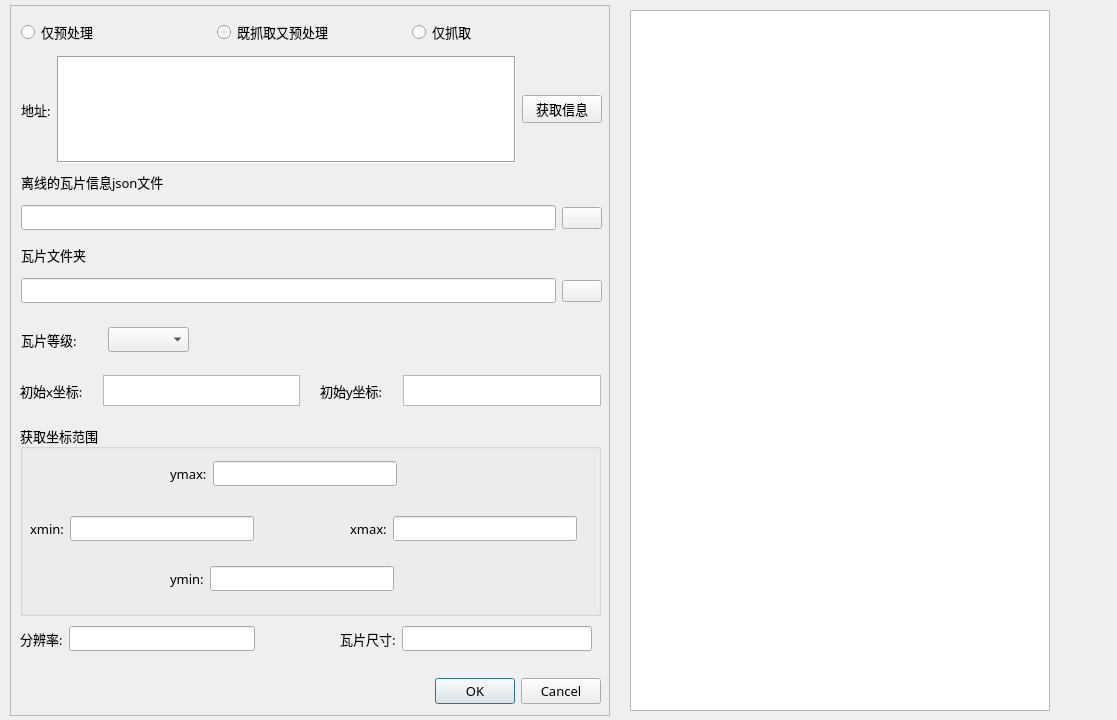
The window that frmUI.ui (zou-mono/oneTools) describes before a commit, drawn with Qt 5.
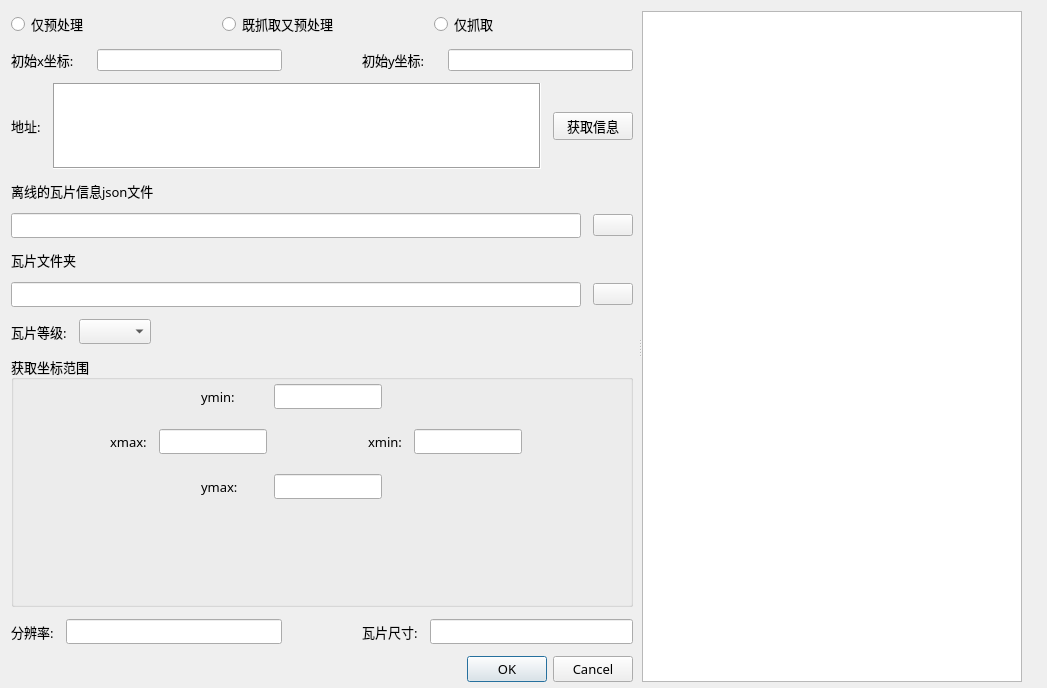
The same window after the commit. Icons and pictures are not drawn. Custom widgets are drawn as their Qt base class.

Commit message: move the most of design work to Qt Designer.

What changed in the file:
```diff
--- a/frmUI.ui
+++ b/frmUI.ui
@@ -9,12 +9,12 @@
    <rect>
     <x>0</x>
     <y>0</y>
-    <width>1117</width>
-    <height>720</height>
+    <width>1047</width>
+    <height>688</height>
    </rect>
   </property>
   <property name="sizePolicy">
-   <sizepolicy hsizetype="Expanding" vsizetype="Expanding">
+   <sizepolicy hsizetype="Preferred" vsizetype="Expanding">
     <horstretch>0</horstretch>
     <verstretch>0</verstretch>
    </sizepolicy>
@@ -22,289 +22,36 @@
   <property name="windowTitle">
    <string>抓取影像数据</string>
   </property>
-  <widget class="QFrame" name="frame">
+  <widget class="CollapsibleSplitter" name="splitter">
    <property name="geometry">
     <rect>
-     <x>10</x>
-     <y>5</y>
-     <width>600</width>
-     <height>711</height>
+     <x>11</x>
+     <y>11</y>
+     <width>1011</width>
+     <height>671</height>
     </rect>
    </property>
+   <property name="orientation">
+    <enum>Qt::Horizontal</enum>
+   </property>
+   <widget class="QWidget" name="mainDlg" native="true">
    <property name="sizePolicy">
-    <sizepolicy hsizetype="Preferred" vsizetype="Fixed">
+     <sizepolicy hsizetype="Expanding" vsizetype="Expanding">
      <horstretch>0</horstretch>
      <verstretch>0</verstretch>
     </sizepolicy>
    </property>
-   <property name="frameShape">
-    <enum>QFrame::StyledPanel</enum>
-   </property>
-   <property name="frameShadow">
-    <enum>QFrame::Raised</enum>
-   </property>
-   <widget class="QGroupBox" name="groupBox">
-    <property name="geometry">
-     <rect>
-      <x>10</x>
-      <y>420</y>
-      <width>581</width>
-      <height>191</height>
-     </rect>
-    </property>
-    <property name="font">
-     <font>
-      <family>微软雅黑</family>
-      <pointsize>10</pointsize>
-     </font>
-    </property>
-    <property name="title">
-     <string>获取坐标范围</string>
-    </property>
-    <widget class="QWidget" name="layoutWidget">
-     <property name="geometry">
-      <rect>
-       <x>150</x>
-       <y>35</y>
-       <width>227</width>
-       <height>28</height>
-      </rect>
-     </property>
-     <layout class="QHBoxLayout" name="horizontalLayout_8">
+    <layout class="QVBoxLayout" name="verticalLayout">
       <item>
-       <widget class="QLabel" name="label_6">
-        <property name="font">
-         <font>
-          <family>微软雅黑</family>
-          <pointsize>10</pointsize>
-         </font>
-        </property>
-        <property name="text">
-         <string>ymax:</string>
-        </property>
-       </widget>
-      </item>
+      <layout class="QVBoxLayout" name="verticalLayout_3">
+       <property name="spacing">
+        <number>12</number>
+       </property>
+       <property name="rightMargin">
+        <number>5</number>
+       </property>
       <item>
-       <widget class="QLineEdit" name="txt_ymax">
-        <property name="font">
-         <font>
-          <family>微软雅黑</family>
-          <pointsize>9</pointsize>
-         </font>
-        </property>
-        <property name="readOnly">
-         <bool>false</bool>
-        </property>
-       </widget>
-      </item>
-     </layout>
-    </widget>
-    <widget class="QWidget" name="layoutWidget">
-     <property name="geometry">
-      <rect>
-       <x>150</x>
-       <y>140</y>
-       <width>224</width>
-       <height>28</height>
-      </rect>
-     </property>
-     <layout class="QHBoxLayout" name="horizontalLayout_11">
-      <item>
-       <widget class="QLabel" name="label_7">
-        <property name="font">
-         <font>
-          <family>微软雅黑</family>
-          <pointsize>10</pointsize>
-         </font>
-        </property>
-        <property name="text">
-         <string>ymin:</string>
-        </property>
-       </widget>
-      </item>
-      <item>
-       <widget class="QLineEdit" name="txt_ymin">
-        <property name="font">
-         <font>
-          <family>微软雅黑</family>
-          <pointsize>9</pointsize>
-         </font>
-        </property>
-       </widget>
-      </item>
-     </layout>
-    </widget>
-    <widget class="QWidget" name="layoutWidget">
-     <property name="geometry">
-      <rect>
-       <x>10</x>
-       <y>90</y>
-       <width>224</width>
-       <height>28</height>
-      </rect>
-     </property>
-     <layout class="QHBoxLayout" name="horizontalLayout_9">
-      <item>
-       <widget class="QLabel" name="label_4">
-        <property name="font">
-         <font>
-          <family>微软雅黑</family>
-          <pointsize>10</pointsize>
-         </font>
-        </property>
-        <property name="text">
-         <string>xmin:</string>
-        </property>
-       </widget>
-      </item>
-      <item>
-       <widget class="QLineEdit" name="txt_xmin">
-        <property name="font">
-         <font>
-          <family>微软雅黑</family>
-          <pointsize>9</pointsize>
-         </font>
-        </property>
-       </widget>
-      </item>
-     </layout>
-    </widget>
-    <widget class="QWidget" name="layoutWidget">
-     <property name="geometry">
-      <rect>
-       <x>330</x>
-       <y>90</y>
-       <width>227</width>
-       <height>28</height>
-      </rect>
-     </property>
-     <layout class="QHBoxLayout" name="horizontalLayout_10">
-      <item>
-       <widget class="QLabel" name="label_5">
-        <property name="font">
-         <font>
-          <family>微软雅黑</family>
-          <pointsize>10</pointsize>
-         </font>
-        </property>
-        <property name="text">
-         <string>xmax:</string>
-        </property>
-       </widget>
-      </item>
-      <item>
-       <widget class="QLineEdit" name="txt_xmax">
-        <property name="font">
-         <font>
-          <family>微软雅黑</family>
-          <pointsize>9</pointsize>
-         </font>
-        </property>
-       </widget>
-      </item>
-     </layout>
-    </widget>
-   </widget>
-   <widget class="QDialogButtonBox" name="buttonBox">
-    <property name="geometry">
-     <rect>
-      <x>250</x>
-      <y>670</y>
-      <width>341</width>
-      <height>32</height>
-     </rect>
-    </property>
-    <property name="font">
-     <font>
-      <family>微软雅黑</family>
-      <pointsize>10</pointsize>
-     </font>
-    </property>
-    <property name="orientation">
-     <enum>Qt::Horizontal</enum>
-    </property>
-    <property name="standardButtons">
-     <set>QDialogButtonBox::Cancel|QDialogButtonBox::Ok</set>
-    </property>
-   </widget>
-   <widget class="QWidget" name="layoutWidget">
-    <property name="geometry">
-     <rect>
-      <x>10</x>
-      <y>620</y>
-      <width>235</width>
-      <height>28</height>
-     </rect>
-    </property>
-    <layout class="QHBoxLayout" name="horizontalLayout_12">
-     <item>
-      <widget class="QLabel" name="label_8">
-       <property name="font">
-        <font>
-         <family>微软雅黑</family>
-         <pointsize>10</pointsize>
-        </font>
-       </property>
-       <property name="text">
-        <string>分辨率:</string>
-       </property>
-      </widget>
-     </item>
-     <item>
-      <widget class="QLineEdit" name="txt_resolution">
-       <property name="font">
-        <font>
-         <family>微软雅黑</family>
-        </font>
-       </property>
-      </widget>
-     </item>
-    </layout>
-   </widget>
-   <widget class="QWidget" name="layoutWidget">
-    <property name="geometry">
-     <rect>
-      <x>330</x>
-      <y>620</y>
-      <width>252</width>
-      <height>28</height>
-     </rect>
-    </property>
-    <layout class="QHBoxLayout" name="horizontalLayout_13">
-     <item>
-      <widget class="QLabel" name="label_9">
-       <property name="font">
-        <font>
-         <family>微软雅黑</family>
-         <pointsize>10</pointsize>
-        </font>
-       </property>
-       <property name="text">
-        <string>瓦片尺寸:</string>
-       </property>
-      </widget>
-     </item>
-     <item>
-      <widget class="QLineEdit" name="txt_tilesize">
-       <property name="font">
-        <font>
-         <family>微软雅黑</family>
-        </font>
-       </property>
-      </widget>
-     </item>
-    </layout>
-   </widget>
-   <widget class="QWidget" name="layoutWidget">
-    <property name="geometry">
-     <rect>
-      <x>11</x>
-      <y>13</y>
-      <width>581</width>
-      <height>29</height>
-     </rect>
-    </property>
-    <layout class="QHBoxLayout" name="horizontalLayout">
+        <layout class="QHBoxLayout" name="horizontalLayout_6">
      <item>
       <widget class="QRadioButton" name="rbtn_onlyHandle">
        <property name="font">
@@ -345,16 +92,13 @@
       </widget>
      </item>
     </layout>
-   </widget>
-   <widget class="QLabel" name="label_11">
-    <property name="geometry">
-     <rect>
-      <x>11</x>
-      <y>165</y>
-      <width>187</width>
-      <height>23</height>
-     </rect>
-    </property>
+       </item>
+       <item>
+        <layout class="QHBoxLayout" name="horizontalLayout_18" stretch="4,1,4">
+         <item>
+          <layout class="QHBoxLayout" name="horizontalLayout_20" stretch="2,5">
+           <item>
+            <widget class="QLabel" name="label_19">
     <property name="font">
      <font>
       <family>微软雅黑</family>
@@ -362,118 +106,60 @@
      </font>
     </property>
     <property name="text">
-     <string>离线的瓦片信息json文件</string>
-    </property>
-   </widget>
-   <widget class="QLabel" name="label_12">
-    <property name="geometry">
-     <rect>
-      <x>11</x>
-      <y>238</y>
-      <width>85</width>
-      <height>23</height>
-     </rect>
-    </property>
-    <property name="font">
-     <font>
-      <family>微软雅黑</family>
-      <pointsize>10</pointsize>
-     </font>
-    </property>
-    <property name="text">
-     <string>瓦片文件夹</string>
-    </property>
-   </widget>
-   <widget class="QWidget" name="layoutWidget">
-    <property name="geometry">
-     <rect>
-      <x>11</x>
-      <y>195</y>
-      <width>581</width>
-      <height>36</height>
-     </rect>
-    </property>
-    <layout class="QHBoxLayout" name="horizontalLayout_2">
+              <string>初始x坐标:</string>
+             </property>
+            </widget>
+           </item>
      <item>
-      <widget class="QLineEdit" name="txt_infoPath">
-       <property name="font">
-        <font>
-         <family>微软雅黑</family>
-         <pointsize>9</pointsize>
-        </font>
-       </property>
-      </widget>
-     </item>
+            <widget class="QLineEdit" name="txt_originX"/>
+           </item>
+          </layout>
+         </item>
      <item>
-      <widget class="QPushButton" name="btn_infoDialog">
-       <property name="text">
-        <string/>
-       </property>
-       <property name="icon">
-        <iconset resource="../icons.qrc">
-         <normaloff>:/icons/icons/openDialog.png</normaloff>:/icons/icons/openDialog.png</iconset>
-       </property>
-       <property name="iconSize">
+          <spacer name="horizontalSpacer_3">
+           <property name="orientation">
+            <enum>Qt::Horizontal</enum>
+           </property>
+           <property name="sizeHint" stdset="0">
         <size>
-         <width>25</width>
-         <height>25</height>
-        </size>
-       </property>
-      </widget>
-     </item>
-    </layout>
-   </widget>
-   <widget class="QWidget" name="layoutWidget">
-    <property name="geometry">
-     <rect>
-      <x>11</x>
-      <y>268</y>
-      <width>581</width>
-      <height>36</height>
-     </rect>
-    </property>
-    <layout class="QHBoxLayout" name="horizontalLayout_4">
+             <width>40</width>
+             <height>20</height>
+            </size>
+           </property>
+          </spacer>
+         </item>
      <item>
-      <widget class="QLineEdit" name="txt_imageFolderPath">
+          <layout class="QHBoxLayout" name="horizontalLayout_24" stretch="2,5">
+           <item>
+            <widget class="QLabel" name="label_20">
+             <property name="sizePolicy">
+              <sizepolicy hsizetype="Preferred" vsizetype="Fixed">
+               <horstretch>0</horstretch>
+               <verstretch>0</verstretch>
+              </sizepolicy>
+             </property>
        <property name="font">
         <font>
          <family>微软雅黑</family>
-         <pointsize>9</pointsize>
-        </font>
-       </property>
-      </widget>
-     </item>
-     <item>
-      <widget class="QPushButton" name="btn_tilesDialog">
+               <pointsize>10</pointsize>
+              </font>
+             </property>
        <property name="text">
-        <string/>
-       </property>
-       <property name="icon">
-        <iconset resource="../icons.qrc">
-         <normaloff>:/icons/icons/openDialog.png</normaloff>:/icons/icons/openDialog.png</iconset>
-       </property>
-       <property name="iconSize">
-        <size>
-         <width>25</width>
-         <height>25</height>
-        </size>
-       </property>
-      </widget>
-     </item>
-    </layout>
-   </widget>
-   <widget class="QWidget" name="layoutWidget">
-    <property name="geometry">
-     <rect>
-      <x>11</x>
-      <y>51</y>
-      <width>581</width>
-      <height>107</height>
-     </rect>
-    </property>
-    <layout class="QHBoxLayout" name="horizontalLayout_3">
+              <string>初始y坐标:</string>
+             </property>
+            </widget>
+           </item>
+           <item>
+            <widget class="QLineEdit" name="txt_originY"/>
+           </item>
+          </layout>
+         </item>
+        </layout>
+       </item>
      <item>
-      <widget class="QLabel" name="label">
+        <layout class="QHBoxLayout" name="horizontalLayout_7">
+         <item>
+          <widget class="QLabel" name="label_2">
        <property name="font">
         <font>
          <family>微软雅黑</family>
@@ -487,6 +173,12 @@
      </item>
      <item>
       <widget class="QTextEdit" name="txt_address">
+           <property name="sizePolicy">
+            <sizepolicy hsizetype="Expanding" vsizetype="Fixed">
+             <horstretch>0</horstretch>
+             <verstretch>0</verstretch>
+            </sizepolicy>
+           </property>
        <property name="font">
         <font>
          <family>微软雅黑</family>
@@ -517,19 +209,107 @@
       </widget>
      </item>
     </layout>
-   </widget>
-   <widget class="QWidget" name="layoutWidget">
-    <property name="geometry">
-     <rect>
-      <x>11</x>
-      <y>321</y>
-      <width>168</width>
-      <height>28</height>
-     </rect>
-    </property>
-    <layout class="QHBoxLayout" name="horizontalLayout_5">
+       </item>
+       <item>
+        <layout class="QVBoxLayout" name="verticalLayout_7">
+         <item>
+          <widget class="QLabel" name="label_21">
+           <property name="font">
+            <font>
+             <family>微软雅黑</family>
+             <pointsize>10</pointsize>
+            </font>
+           </property>
+           <property name="text">
+            <string>离线的瓦片信息json文件</string>
+           </property>
+          </widget>
+         </item>
+         <item>
+          <layout class="QHBoxLayout" name="horizontalLayout_8">
+           <item>
+            <widget class="QLineEdit" name="txt_infoPath">
+             <property name="font">
+              <font>
+               <family>微软雅黑</family>
+               <pointsize>9</pointsize>
+              </font>
+             </property>
+            </widget>
+           </item>
      <item>
-      <widget class="QLabel" name="label_10">
+            <widget class="QPushButton" name="btn_infoDialog">
+             <property name="text">
+              <string/>
+             </property>
+             <property name="icon">
+              <iconset resource="../icons.qrc">
+               <normaloff>:/icons/icons/openDialog.png</normaloff>:/icons/icons/openDialog.png</iconset>
+             </property>
+             <property name="iconSize">
+              <size>
+               <width>25</width>
+               <height>25</height>
+              </size>
+             </property>
+            </widget>
+           </item>
+          </layout>
+         </item>
+        </layout>
+       </item>
+       <item>
+        <layout class="QVBoxLayout" name="verticalLayout_8">
+         <item>
+          <widget class="QLabel" name="label_22">
+           <property name="font">
+            <font>
+             <family>微软雅黑</family>
+             <pointsize>10</pointsize>
+            </font>
+           </property>
+           <property name="text">
+            <string>瓦片文件夹</string>
+           </property>
+          </widget>
+         </item>
+         <item>
+          <layout class="QHBoxLayout" name="horizontalLayout_9">
+           <item>
+            <widget class="QLineEdit" name="txt_imageFolderPath">
+             <property name="font">
+              <font>
+               <family>微软雅黑</family>
+               <pointsize>9</pointsize>
+              </font>
+             </property>
+            </widget>
+           </item>
+           <item>
+            <widget class="QPushButton" name="btn_tilesDialog">
+             <property name="text">
+              <string/>
+             </property>
+             <property name="icon">
+              <iconset resource="../icons.qrc">
+               <normaloff>:/icons/icons/openDialog.png</normaloff>:/icons/icons/openDialog.png</iconset>
+             </property>
+             <property name="iconSize">
+              <size>
+               <width>25</width>
+               <height>25</height>
+              </size>
+             </property>
+            </widget>
+           </item>
+          </layout>
+         </item>
+        </layout>
+       </item>
+       <item>
+        <layout class="QHBoxLayout" name="horizontalLayout_10">
+         <item>
+          <widget class="QLabel" name="label_23">
        <property name="font">
         <font>
          <family>微软雅黑</family>
@@ -543,6 +323,12 @@
      </item>
      <item>
       <widget class="QComboBox" name="cmb_level">
+           <property name="sizePolicy">
+            <sizepolicy hsizetype="Preferred" vsizetype="Fixed">
+             <horstretch>0</horstretch>
+             <verstretch>0</verstretch>
+            </sizepolicy>
+           </property>
        <property name="font">
         <font>
          <family>微软雅黑</family>
@@ -550,25 +336,79 @@
        </property>
       </widget>
      </item>
-    </layout>
-   </widget>
+         <item>
+          <spacer name="horizontalSpacer_14">
+           <property name="orientation">
+            <enum>Qt::Horizontal</enum>
+           </property>
+           <property name="sizeHint" stdset="0">
+            <size>
+             <width>30</width>
+             <height>20</height>
+            </size>
+           </property>
+          </spacer>
+         </item>
+        </layout>
+       </item>
+       <item>
+        <layout class="QVBoxLayout" name="verticalLayout_9" stretch="0">
+         <property name="sizeConstraint">
+          <enum>QLayout::SetFixedSize</enum>
+         </property>
+         <item>
+          <widget class="QGroupBox" name="groupBox">
+           <property name="sizePolicy">
+            <sizepolicy hsizetype="Expanding" vsizetype="Expanding">
+             <horstretch>0</horstretch>
+             <verstretch>0</verstretch>
+            </sizepolicy>
+           </property>
+           <property name="font">
+            <font>
+             <family>微软雅黑</family>
+             <pointsize>10</pointsize>
+            </font>
+           </property>
+           <property name="title">
+            <string>获取坐标范围</string>
+           </property>
+           <property name="flat">
+            <bool>false</bool>
+           </property>
+           <property name="checkable">
+            <bool>false</bool>
+           </property>
    <widget class="QWidget" name="layoutWidget">
     <property name="geometry">
      <rect>
       <x>10</x>
-      <y>370</y>
-      <width>581</width>
-      <height>31</height>
-     </rect>
-    </property>
-    <layout class="QHBoxLayout" name="horizontalLayout_14">
+              <y>20</y>
+              <width>541</width>
+              <height>131</height>
+             </rect>
+            </property>
+            <layout class="QVBoxLayout" name="verticalLayout111">
      <property name="spacing">
-      <number>20</number>
+              <number>12</number>
      </property>
      <item>
-      <layout class="QHBoxLayout" name="horizontalLayout_6">
+              <layout class="QHBoxLayout" name="horizontalLayout_28" stretch="3,1,4,3">
        <item>
-        <widget class="QLabel" name="label_2">
+                <spacer name="horizontalSpacer_18">
+                 <property name="orientation">
+                  <enum>Qt::Horizontal</enum>
+                 </property>
+                 <property name="sizeHint" stdset="0">
+                  <size>
+                   <width>40</width>
+                   <height>20</height>
+                  </size>
+                 </property>
+                </spacer>
+               </item>
+               <item>
+                <widget class="QLabel" name="label_27">
          <property name="font">
           <font>
            <family>微软雅黑</family>
@@ -576,34 +416,106 @@
           </font>
          </property>
          <property name="text">
-          <string>初始x坐标:</string>
+                  <string>ymin:</string>
          </property>
         </widget>
        </item>
        <item>
-        <widget class="QTextEdit" name="txt_originX">
-         <property name="enabled">
-          <bool>true</bool>
+                <widget class="QLineEdit" name="txt_ymin">
+                 <property name="sizePolicy">
+                  <sizepolicy hsizetype="Fixed" vsizetype="Fixed">
+                   <horstretch>0</horstretch>
+                   <verstretch>0</verstretch>
+                  </sizepolicy>
          </property>
          <property name="font">
           <font>
            <family>微软雅黑</family>
-          </font>
-         </property>
-         <property name="verticalScrollBarPolicy">
-          <enum>Qt::ScrollBarAlwaysOff</enum>
-         </property>
-         <property name="readOnly">
-          <bool>true</bool>
-         </property>
-        </widget>
-       </item>
+                   <pointsize>9</pointsize>
+                  </font>
+                 </property>
+                </widget>
+               </item>
+               <item>
+                <spacer name="horizontalSpacer_19">
+                 <property name="orientation">
+                  <enum>Qt::Horizontal</enum>
+                 </property>
+                 <property name="sizeHint" stdset="0">
+                  <size>
+                   <width>40</width>
+                   <height>20</height>
+                  </size>
+                 </property>
+                </spacer>
+               </item>
+              </layout>
+             </item>
+             <item>
+              <layout class="QHBoxLayout" name="horizontalLayout_3">
+               <item>
+                <spacer name="horizontalSpacer_2">
+                 <property name="orientation">
+                  <enum>Qt::Horizontal</enum>
+                 </property>
+                 <property name="sizeHint" stdset="0">
+                  <size>
+                   <width>40</width>
+                   <height>20</height>
+                  </size>
+                 </property>
+                </spacer>
+               </item>
+               <item>
+                <layout class="QHBoxLayout" name="horizontalLayout_2" stretch="1,3">
+                 <item>
+                  <widget class="QLabel" name="label_24">
+                   <property name="font">
+                    <font>
+                     <family>微软雅黑</family>
+                     <pointsize>10</pointsize>
+                    </font>
+                   </property>
+                   <property name="text">
+                    <string>xmax:</string>
+                   </property>
+                  </widget>
+                 </item>
+                 <item>
+                  <widget class="QLineEdit" name="txt_xmax">
+                   <property name="sizePolicy">
+                    <sizepolicy hsizetype="Fixed" vsizetype="Fixed">
+                     <horstretch>0</horstretch>
+                     <verstretch>0</verstretch>
+                    </sizepolicy>
+                   </property>
+                   <property name="font">
+                    <font>
+                     <family>微软雅黑</family>
+                     <pointsize>9</pointsize>
+                    </font>
+                   </property>
+                  </widget>
+                 </item>
       </layout>
      </item>
      <item>
-      <layout class="QHBoxLayout" name="horizontalLayout_7">
+                <spacer name="horizontalSpacer">
+                 <property name="orientation">
+                  <enum>Qt::Horizontal</enum>
+                 </property>
+                 <property name="sizeHint" stdset="0">
+                  <size>
+                   <width>40</width>
+                   <height>20</height>
+                  </size>
+                 </property>
+                </spacer>
+               </item>
        <item>
-        <widget class="QLabel" name="label_3">
+                <layout class="QHBoxLayout" name="horizontalLayout">
+                 <item>
+                  <widget class="QLabel" name="label_25">
          <property name="font">
           <font>
            <family>微软雅黑</family>
@@ -611,44 +523,211 @@
           </font>
          </property>
          <property name="text">
-          <string>初始y坐标:</string>
+                    <string>xmin:</string>
          </property>
         </widget>
        </item>
        <item>
-        <widget class="QTextEdit" name="txt_originY">
-         <property name="enabled">
-          <bool>true</bool>
+                  <widget class="QLineEdit" name="txt_xmin">
+                   <property name="sizePolicy">
+                    <sizepolicy hsizetype="Fixed" vsizetype="Fixed">
+                     <horstretch>0</horstretch>
+                     <verstretch>0</verstretch>
+                    </sizepolicy>
          </property>
          <property name="font">
           <font>
            <family>微软雅黑</family>
-          </font>
-         </property>
-         <property name="verticalScrollBarPolicy">
-          <enum>Qt::ScrollBarAlwaysOff</enum>
-         </property>
+                     <pointsize>9</pointsize>
+                    </font>
+                   </property>
+                  </widget>
+                 </item>
+                 <item>
+                  <spacer name="horizontalSpacer_5">
+                   <property name="orientation">
+                    <enum>Qt::Horizontal</enum>
+                   </property>
+                   <property name="sizeHint" stdset="0">
+                    <size>
+                     <width>40</width>
+                     <height>20</height>
+                    </size>
+                   </property>
+                  </spacer>
+                 </item>
+                </layout>
+               </item>
+              </layout>
+             </item>
+             <item>
+              <layout class="QHBoxLayout" name="horizontalLayout_27" stretch="3,1,4,3">
+               <item>
+                <spacer name="horizontalSpacer_16">
+                 <property name="orientation">
+                  <enum>Qt::Horizontal</enum>
+                 </property>
+                 <property name="sizeHint" stdset="0">
+                  <size>
+                   <width>40</width>
+                   <height>20</height>
+                  </size>
+                 </property>
+                </spacer>
+               </item>
+               <item>
+                <widget class="QLabel" name="label_26">
+                 <property name="font">
+                  <font>
+                   <family>微软雅黑</family>
+                   <pointsize>10</pointsize>
+                  </font>
+                 </property>
+                 <property name="text">
+                  <string>ymax:</string>
+                 </property>
+                </widget>
+               </item>
+               <item>
+                <widget class="QLineEdit" name="txt_ymax">
+                 <property name="sizePolicy">
+                  <sizepolicy hsizetype="Fixed" vsizetype="Fixed">
+                   <horstretch>0</horstretch>
+                   <verstretch>0</verstretch>
+                  </sizepolicy>
+                 </property>
+                 <property name="font">
+                  <font>
+                   <family>微软雅黑</family>
+                   <pointsize>9</pointsize>
+                  </font>
+                 </property>
          <property name="readOnly">
-          <bool>true</bool>
+                  <bool>false</bool>
          </property>
         </widget>
        </item>
+               <item>
+                <spacer name="horizontalSpacer_17">
+                 <property name="orientation">
+                  <enum>Qt::Horizontal</enum>
+                 </property>
+                 <property name="sizeHint" stdset="0">
+                  <size>
+                   <width>40</width>
+                   <height>20</height>
+                  </size>
+                 </property>
+                </spacer>
+               </item>
       </layout>
      </item>
     </layout>
    </widget>
   </widget>
-  <widget class="QTextEdit" name="textEdit">
-   <property name="geometry">
-    <rect>
-     <x>630</x>
-     <y>10</y>
-     <width>420</width>
-     <height>701</height>
-    </rect>
-   </property>
-  </widget>
- </widget>
+         </item>
+        </layout>
+       </item>
+       <item>
+        <layout class="QHBoxLayout" name="horizontalLayout_29" stretch="4,1,4">
+         <item>
+          <layout class="QHBoxLayout" name="horizontalLayout_30" stretch="1,5">
+           <item>
+            <widget class="QLabel" name="label_28">
+             <property name="font">
+              <font>
+               <family>微软雅黑</family>
+               <pointsize>10</pointsize>
+              </font>
+             </property>
+             <property name="text">
+              <string>分辨率:</string>
+             </property>
+            </widget>
+           </item>
+           <item>
+            <widget class="QLineEdit" name="txt_resolution">
+             <property name="font">
+              <font>
+               <family>微软雅黑</family>
+              </font>
+             </property>
+            </widget>
+           </item>
+          </layout>
+         </item>
+         <item>
+          <spacer name="horizontalSpacer_4">
+           <property name="orientation">
+            <enum>Qt::Horizontal</enum>
+           </property>
+           <property name="sizeHint" stdset="0">
+            <size>
+             <width>40</width>
+             <height>20</height>
+            </size>
+           </property>
+          </spacer>
+         </item>
+         <item>
+          <layout class="QHBoxLayout" name="horizontalLayout_31" stretch="1,5">
+           <item>
+            <widget class="QLabel" name="label_29">
+             <property name="font">
+              <font>
+               <family>微软雅黑</family>
+               <pointsize>10</pointsize>
+              </font>
+             </property>
+             <property name="text">
+              <string>瓦片尺寸:</string>
+             </property>
+            </widget>
+           </item>
+           <item>
+            <widget class="QLineEdit" name="txt_tilesize">
+             <property name="font">
+              <font>
+               <family>微软雅黑</family>
+              </font>
+             </property>
+            </widget>
+           </item>
+          </layout>
+         </item>
+        </layout>
+       </item>
+       <item>
+        <widget class="QDialogButtonBox" name="buttonBox">
+         <property name="font">
+          <font>
+           <family>微软雅黑</family>
+           <pointsize>10</pointsize>
+          </font>
+         </property>
+         <property name="orientation">
+          <enum>Qt::Horizontal</enum>
+         </property>
+         <property name="standardButtons">
+          <set>QDialogButtonBox::Cancel|QDialogButtonBox::Ok</set>
+         </property>
+        </widget>
+       </item>
+      </layout>
+     </item>
+    </layout>
+   </widget>
+   <widget class="QTextEdit" name="TxtEdit_log"/>
+  </widget>
+ </widget>
+ <customwidgets>
+  <customwidget>
+   <class>CollapsibleSplitter</class>
+   <extends>QSplitter</extends>
+   <header>widgets.CollapsibleSplitter.h</header>
+   <container>1</container>
+  </customwidget>
+ </customwidgets>
  <resources>
   <include location="../icons.qrc"/>
  </resources>
```
Lines whose indentation alone changed are shown as unchanged. The commit also changes 6 other files.
